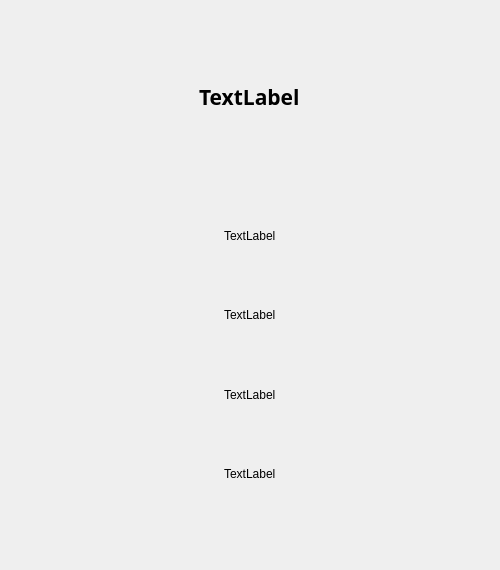
Before: the Qt Designer form projectIS/dipendente/view/dipendente.ui in chritianchiappa/progetto_panificio, drawn with Qt 5.
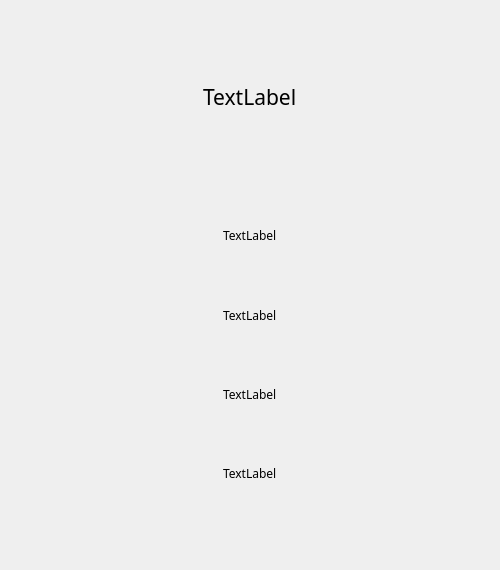
After: the same form once the commit is applied.

Commit message: modifica combobox e sfondo login

Diff of the .ui file:
```diff
--- a/projectIS/dipendente/view/dipendente.ui
+++ b/projectIS/dipendente/view/dipendente.ui
@@ -96,9 +96,9 @@
        <widget class="QLabel" name="nome_cognome_label">
         <property name="font">
          <font>
-          <family>Arial Nova</family>
+          <family>American Typewriter</family>
           <pointsize>16</pointsize>
-          <bold>true</bold>
+          <bold>false</bold>
          </font>
         </property>
         <property name="text">
@@ -124,6 +124,11 @@
       </item>
       <item alignment="Qt::AlignHCenter">
        <widget class="QLabel" name="id_label">
+        <property name="font">
+         <font>
+          <family>American Typewriter</family>
+         </font>
+        </property>
         <property name="text">
          <string>TextLabel</string>
         </property>
@@ -131,6 +136,11 @@
       </item>
       <item alignment="Qt::AlignHCenter">
        <widget class="QLabel" name="indirizzo_label">
+        <property name="font">
+         <font>
+          <family>American Typewriter</family>
+         </font>
+        </property>
         <property name="text">
          <string>TextLabel</string>
         </property>
@@ -138,6 +148,11 @@
       </item>
       <item alignment="Qt::AlignHCenter">
        <widget class="QLabel" name="cfiscale_label">
+        <property name="font">
+         <font>
+          <family>American Typewriter</family>
+         </font>
+        </property>
         <property name="text">
          <string>TextLabel</string>
         </property>
@@ -145,6 +160,11 @@
       </item>
       <item alignment="Qt::AlignHCenter">
        <widget class="QLabel" name="telefono_label">
+        <property name="font">
+         <font>
+          <family>American Typewriter</family>
+         </font>
+        </property>
         <property name="text">
          <string>TextLabel</string>
         </property>
```
Left out of the diff: 34 changed lines with no effect on the pictures. The commit also changes 7 other files.
